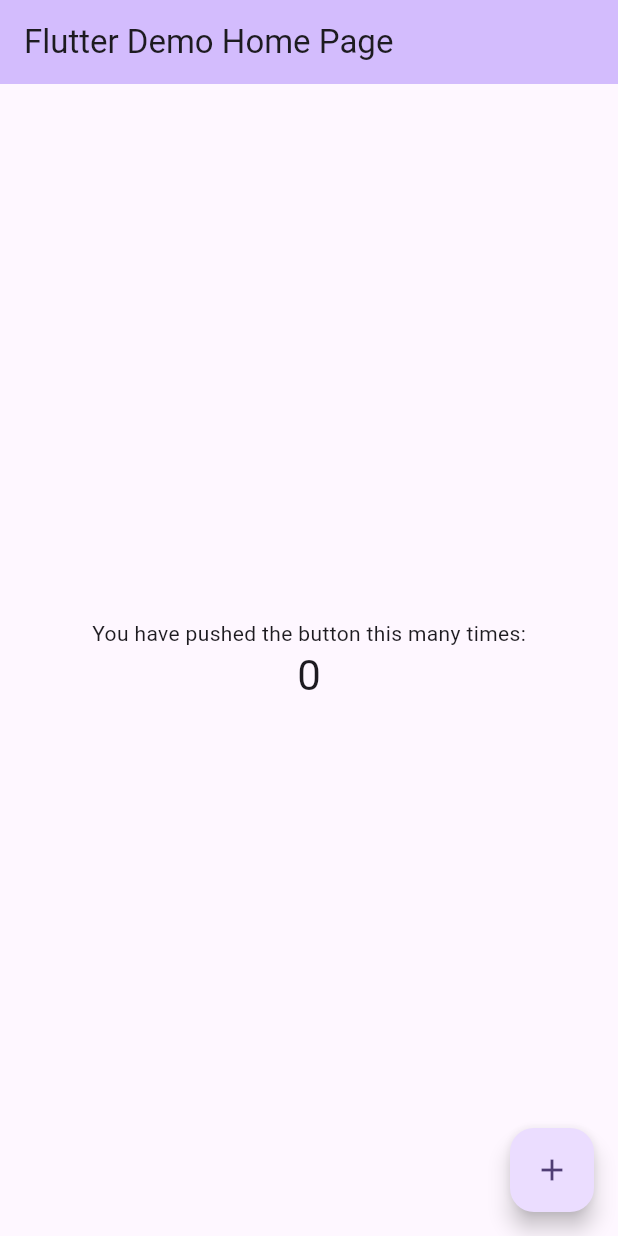
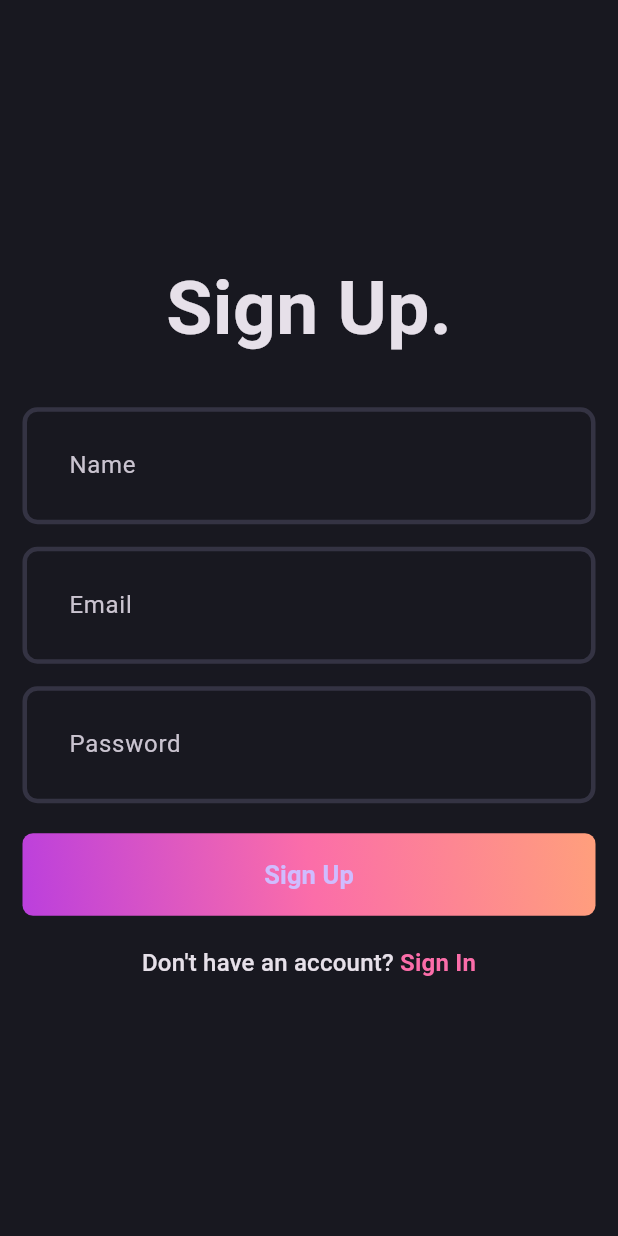
Before and after one commit to Ganeshshinde-2003/Blog_App_Bloc_Architecture, a Flutter app: the screen it shows after launch, on a phone screen of 412 x 824 dp. Run offline on Flutter 3.47's test engine with Material 3 defaults, Android fonts, the phone set to English and light mode, and no system bars.

Commit message:
Created the signup page

```diff
--- /dev/null
+++ b/lib/core/theme/pallete.dart
@@ -0,0 +1,13 @@
+import 'package:flutter/material.dart';
+
+class AppPallete {
+  static const Color backgroundColor = Color.fromRGBO(24, 24, 32, 1);
+  static const Color gradient1 = Color.fromRGBO(187, 63, 221, 1);
+  static const Color gradient2 = Color.fromRGBO(251, 109, 169, 1);
+  static const Color gradient3 = Color.fromRGBO(255, 159, 124, 1);
+  static const Color borderColor = Color.fromRGBO(52, 51, 67, 1);
+  static const Color whiteColor = Colors.white;
+  static const Color greyColor = Colors.grey;
+  static const Color errorColor = Colors.redAccent;
+  static const Color transparentColor = Colors.transparent;
+}
--- /dev/null
+++ b/lib/core/theme/theme.dart
@@ -0,0 +1,20 @@
+import 'package:blog_app/core/theme/pallete.dart';
+import 'package:flutter/material.dart';
+
+class AppTheme {
+  static _border([Color color = AppPallete.borderColor]) => OutlineInputBorder(
+        borderSide: BorderSide(
+          color: color,
+          width: 3,
+        ),
+        borderRadius: BorderRadius.circular(10),
+      );
+  static final darkThemeMode = ThemeData.dark().copyWith(
+    scaffoldBackgroundColor: AppPallete.backgroundColor,
+    inputDecorationTheme: InputDecorationTheme(
+      contentPadding: const EdgeInsets.all(27),
+      enabledBorder: _border(),
+      focusedBorder: _border(AppPallete.gradient2),
+    ),
+  );
+}
--- /dev/null
+++ b/lib/features/auth/presentation/pages/signup_page.dart
@@ -0,0 +1,62 @@
+import 'package:blog_app/core/theme/pallete.dart';
+import 'package:blog_app/features/auth/presentation/widgets/auth_filed.dart';
+import 'package:blog_app/features/auth/presentation/widgets/auth_gradient_button.dart';
+import 'package:flutter/material.dart';
+
+class SignupPage extends StatefulWidget {
+  const SignupPage({super.key});
+
+  @override
+  State<SignupPage> createState() => _SignupPageState();
+}
+
+class _SignupPageState extends State<SignupPage> {
+  final formKey = GlobalKey<FormState>();
+  @override
+  Widget build(BuildContext context) {
+    return Scaffold(
+      body: Padding(
+        padding: const EdgeInsets.all(15.0),
+        child: Form(
+          key: formKey,
+          child: Column(
+            mainAxisAlignment: MainAxisAlignment.center,
+            children: [
+              const Text(
+                'Sign Up.',
+                style: TextStyle(
+                  fontSize: 50,
+                  fontWeight: FontWeight.bold,
+                ),
+              ),
+              const SizedBox(height: 30),
+              const AuthField(hintText: "Name"),
+              const SizedBox(height: 15),
+              const AuthField(hintText: "Email"),
+              const SizedBox(height: 15),
+              const AuthField(hintText: "Password"),
+              const SizedBox(height: 20),
+              const AuthGradientButton(),
+              const SizedBox(height: 20),
+              RichText(
+                text: TextSpan(
+                  text: "Don't have an account? ",
+                  style: Theme.of(context).textTheme.titleMedium,
+                  children: [
+                    TextSpan(
+                      text: "Sign In",
+                      style: Theme.of(context).textTheme.titleMedium?.copyWith(
+                            color: AppPallete.gradient2,
+                            fontWeight: FontWeight.bold,
+                          ),
+                    ),
+                  ],
+                ),
+              ),
+            ],
+          ),
+        ),
+      ),
+    );
+  }
+}
--- /dev/null
+++ b/lib/features/auth/presentation/widgets/auth_filed.dart
@@ -0,0 +1,21 @@
+import 'package:flutter/material.dart';
+
+class AuthField extends StatelessWidget {
+  final String hintText;
+  const AuthField({super.key, required this.hintText});
+
+  @override
+  Widget build(BuildContext context) {
+    return TextFormField(
+      decoration: InputDecoration(
+        hintText: hintText,
+      ),
+      validator: (value) {
+        if (value == null || value.isEmpty) {
+          return 'Please enter $hintText!';
+        }
+        return null;
+      },
+    );
+  }
+}
--- /dev/null
+++ b/lib/features/auth/presentation/widgets/auth_gradient_button.dart
@@ -0,0 +1,39 @@
+import 'package:blog_app/core/theme/pallete.dart';
+import 'package:flutter/material.dart';
+
+class AuthGradientButton extends StatelessWidget {
+  const AuthGradientButton({super.key});
+
+  @override
+  Widget build(BuildContext context) {
+    return Container(
+      decoration: BoxDecoration(
+        gradient: const LinearGradient(
+          colors: [
+            AppPallete.gradient1,
+            AppPallete.gradient2,
+            AppPallete.gradient3,
+          ],
+          begin: Alignment.bottomLeft,
+          end: Alignment.topRight,
+        ),
+        borderRadius: BorderRadius.circular(7),
+      ),
+      child: ElevatedButton(
+        onPressed: () {},
+        style: ElevatedButton.styleFrom(
+          fixedSize: const Size(395, 55),
+          backgroundColor: AppPallete.transparentColor,
+          shadowColor: AppPallete.transparentColor,
+        ),
+        child: const Text(
+          "Sign Up",
+          style: TextStyle(
+            fontSize: 17,
+            fontWeight: FontWeight.w600,
+          ),
+        ),
+      ),
+    );
+  }
+}
--- a/lib/main.dart
+++ b/lib/main.dart
@@ -1,3 +1,5 @@
+import 'package:blog_app/core/theme/theme.dart';
+import 'package:blog_app/features/auth/presentation/pages/signup_page.dart';
 import 'package:flutter/material.dart';
 
 void main() {
@@ -6,120 +8,13 @@ void main() {
 
 class MyApp extends StatelessWidget {
   const MyApp({super.key});
-
-  // This widget is the root of your application.
   @override
   Widget build(BuildContext context) {
     return MaterialApp(
-      title: 'Flutter Demo',
-      theme: ThemeData(
-        // This is the theme of your application.
-        //
-        // TRY THIS: Try running your application with "flutter run". You'll see
-        // the application has a purple toolbar. Then, without quitting the app,
-        // try changing the seedColor in the colorScheme below to Colors.green
-        // and then invoke "hot reload" (save your changes or press the "hot
-        // reload" button in a Flutter-supported IDE, or press "r" if you used
-        // the command line to start the app).
-        //
-        // Notice that the counter didn't reset back to zero; the application
-        // state is not lost during the reload. To reset the state, use hot
-        // restart instead.
-        //
-        // This works for code too, not just values: Most code changes can be
-        // tested with just a hot reload.
-        colorScheme: ColorScheme.fromSeed(seedColor: Colors.deepPurple),
-        useMaterial3: true,
-      ),
-      home: const MyHomePage(title: 'Flutter Demo Home Page'),
+      title: 'Blog App',
+      debugShowCheckedModeBanner: false,
+      theme: AppTheme.darkThemeMode,
+      home: const SignupPage(),
     );
   }
 }
-
-class MyHomePage extends StatefulWidget {
-  const MyHomePage({super.key, required this.title});
-
-  // This widget is the home page of your application. It is stateful, meaning
-  // that it has a State object (defined below) that contains fields that affect
-  // how it looks.
-
-  // This class is the configuration for the state. It holds the values (in this
-  // case the title) provided by the parent (in this case the App widget) and
-  // used by the build method of the State. Fields in a Widget subclass are
-  // always marked "final".
-
-  final String title;
-
-  @override
-  State<MyHomePage> createState() => _MyHomePageState();
-}
-
-class _MyHomePageState extends State<MyHomePage> {
-  int _counter = 0;
-
-  void _incrementCounter() {
-    setState(() {
-      // This call to setState tells the Flutter framework that something has
-      // changed in this State, which causes it to rerun the build method below
-      // so that the display can reflect the updated values. If we changed
-      // _counter without calling setState(), then the build method would not be
-      // called again, and so nothing would appear to happen.
-      _counter++;
-    });
-  }
-
-  @override
-  Widget build(BuildContext context) {
-    // This method is rerun every time setState is called, for instance as done
-    // by the _incrementCounter method above.
-    //
-    // The Flutter framework has been optimized to make rerunning build methods
-    // fast, so that you can just rebuild anything that needs updating rather
-    // than having to individually change instances of widgets.
-    return Scaffold(
-      appBar: AppBar(
-        // TRY THIS: Try changing the color here to a specific color (to
-        // Colors.amber, perhaps?) and trigger a hot reload to see the AppBar
-        // change color while the other colors stay the same.
-        backgroundColor: Theme.of(context).colorScheme.inversePrimary,
-        // Here we take the value from the MyHomePage object that was created by
-        // the App.build method, and use it to set our appbar title.
-        title: Text(widget.title),
-      ),
-      body: Center(
-        // Center is a layout widget. It takes a single child and positions it
-        // in the middle of the parent.
-        child: Column(
-          // Column is also a layout widget. It takes a list of children and
-          // arranges them vertically. By default, it sizes itself to fit its
-          // children horizontally, and tries to be as tall as its parent.
-          //
-          // Column has various properties to control how it sizes itself and
-          // how it positions its children. Here we use mainAxisAlignment to
-          // center the children vertically; the main axis here is the vertical
-          // axis because Columns are vertical (the cross axis would be
-          // horizontal).
-          //
-          // TRY THIS: Invoke "debug painting" (choose the "Toggle Debug Paint"
-          // action in the IDE, or press "p" in the console), to see the
-          // wireframe for each widget.
-          mainAxisAlignment: MainAxisAlignment.center,
-          children: <Widget>[
-            const Text(
-              'You have pushed the button this many times:',
-            ),
-            Text(
-              '$_counter',
-              style: Theme.of(context).textTheme.headlineMedium,
-            ),
-          ],
-        ),
-      ),
-      floatingActionButton: FloatingActionButton(
-        onPressed: _incrementCounter,
-        tooltip: 'Increment',
-        child: const Icon(Icons.add),
-      ),
-    );
-  }
-}
```
